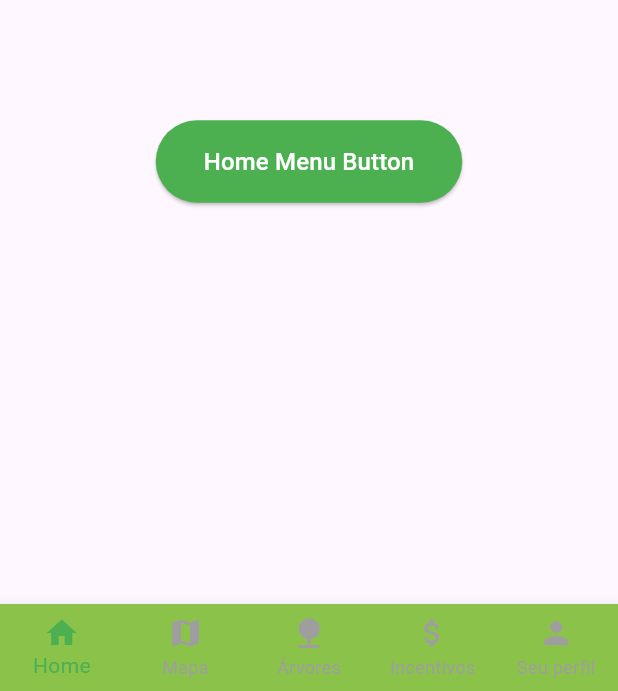
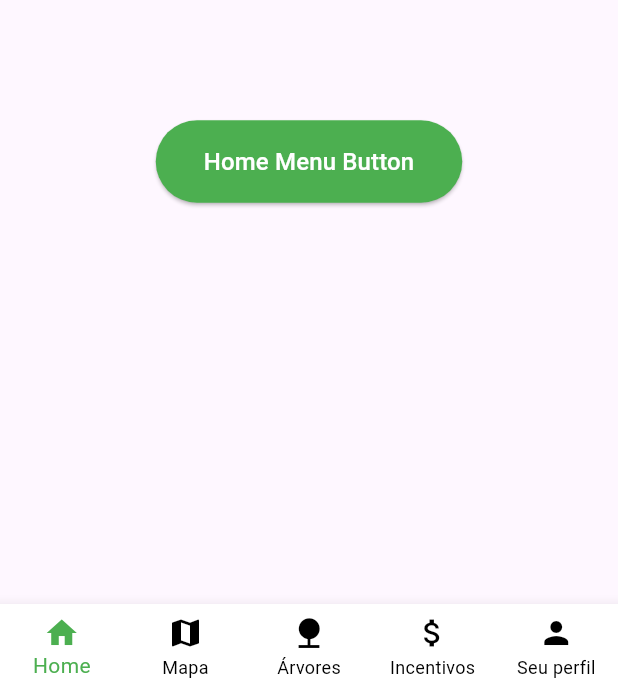
Before and after one commit to ggcraveiro/AppFetin, a Flutter app: the screen it shows after launch, on a phone screen of 412 x 824 dp, the part 545-1236 px from its top. Run offline on Flutter 3.47's test engine with Material 3 defaults, Android fonts, the phone set to English and light mode, and no system bars.

Commit message:
Change BottomNavigationBar colors to white and black

```diff
--- a/lib/pages/home_page.dart
+++ b/lib/pages/home_page.dart
@@ -31,9 +31,9 @@ class _HomePageState extends State<HomePage> {
       ),
       body: _pages[_selectedIndex],
       bottomNavigationBar: BottomNavigationBar(
-        backgroundColor: Colors.lightGreen,
+        backgroundColor: Colors.white,
         selectedItemColor: Colors.green,
-        unselectedItemColor: Colors.grey,
+        unselectedItemColor: Colors.black,
         type: BottomNavigationBarType.fixed,
         currentIndex: _selectedIndex,
         onTap: (index) {
```
